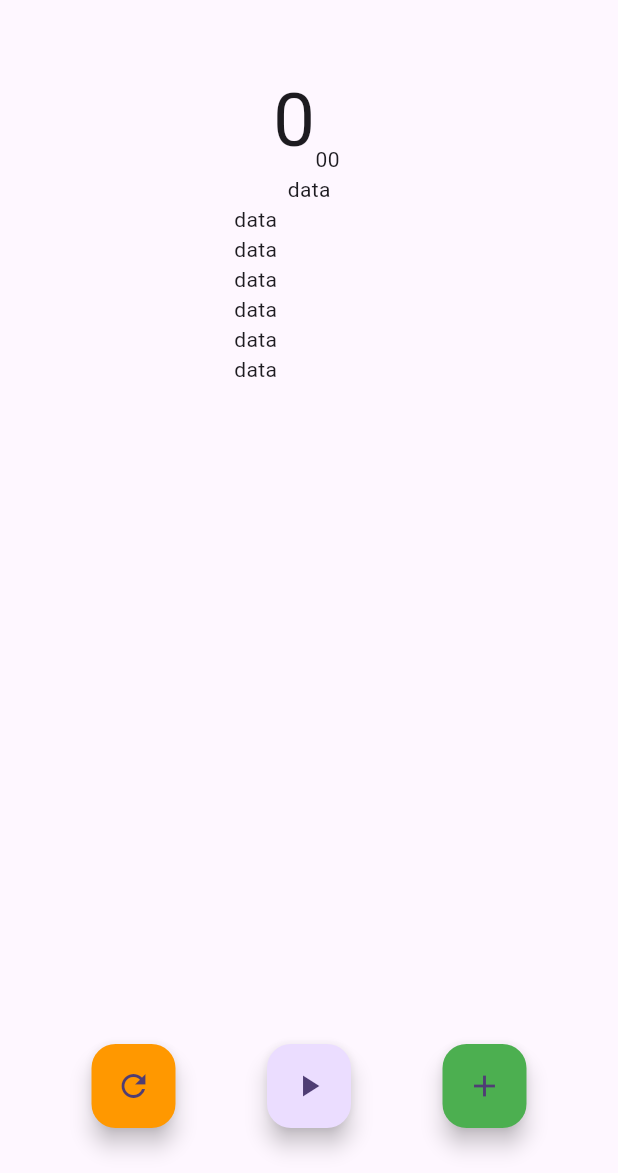
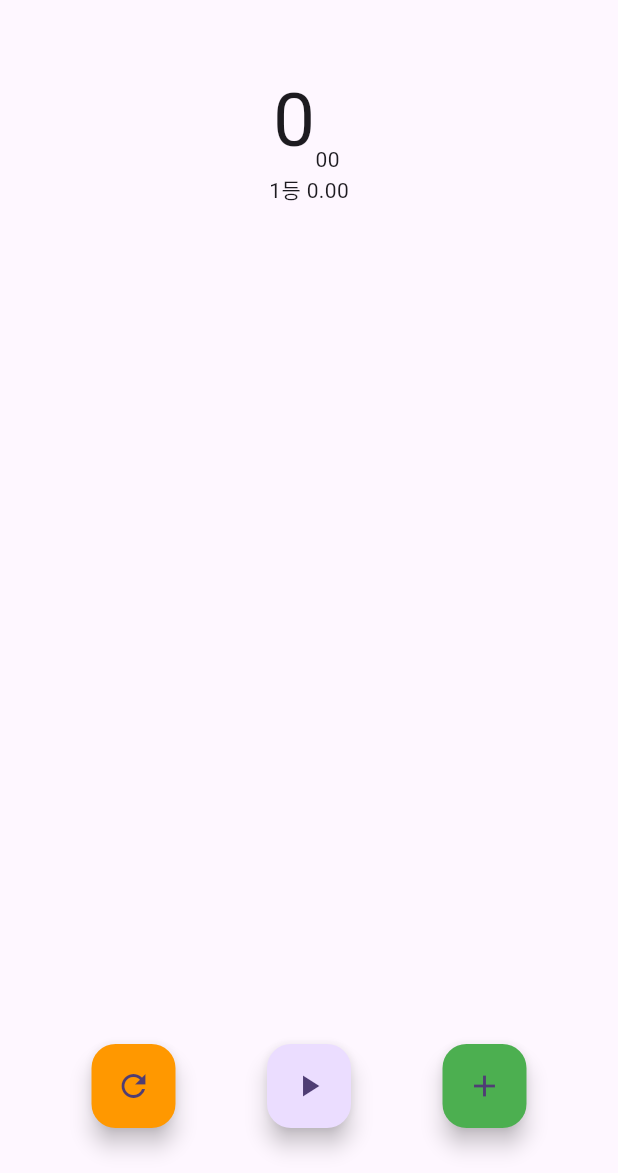
Before and after one commit to 0titanium/flutter_stopwatch, a Flutter app: the screen it shows after launch, after a tap on the "add" icon, on a phone screen of 412 x 824 dp, the part 63-1236 px from its top. Run offline on Flutter 3.47's test engine with Material 3 defaults, Android fonts, the phone set to English and light mode, and no system bars.

Commit message:
feat: add display labtime

```diff
--- a/lib/presentation/stopwatch_screen.dart
+++ b/lib/presentation/stopwatch_screen.dart
@@ -14,7 +14,7 @@ class _StopWatchScreenState extends State<StopWatchScreen> {
   int _time = 0;
   bool _isRunning = false;
 
-  List<String> _labTimes = [];
+  final List<String> _labTimes = [];
 
   void _clickButton() {
     _isRunning = !_isRunning;
@@ -46,7 +46,7 @@ class _StopWatchScreenState extends State<StopWatchScreen> {
   }
 
   void _recordLabTime(String time) {
-    _labTimes.insert(0, '${_labTimes.length+1}등 $_time');
+    _labTimes.insert(0, '${_labTimes.length + 1}등 $time');
   }
 
   @override
@@ -87,15 +87,8 @@ class _StopWatchScreenState extends State<StopWatchScreen> {
             width: 100,
             height: 200,
             child: ListView(
-              children: [
-                Center(child: Text('data')),
-                Text('data'),
-                Text('data'),
-                Text('data'),
-                Text('data'),
-                Text('data'),
-                Text('data'),
-              ],
+              children:
+                  _labTimes.map((time) => Center(child: Text(time))).toList(),
             ),
           ),
           Spacer(),
```
